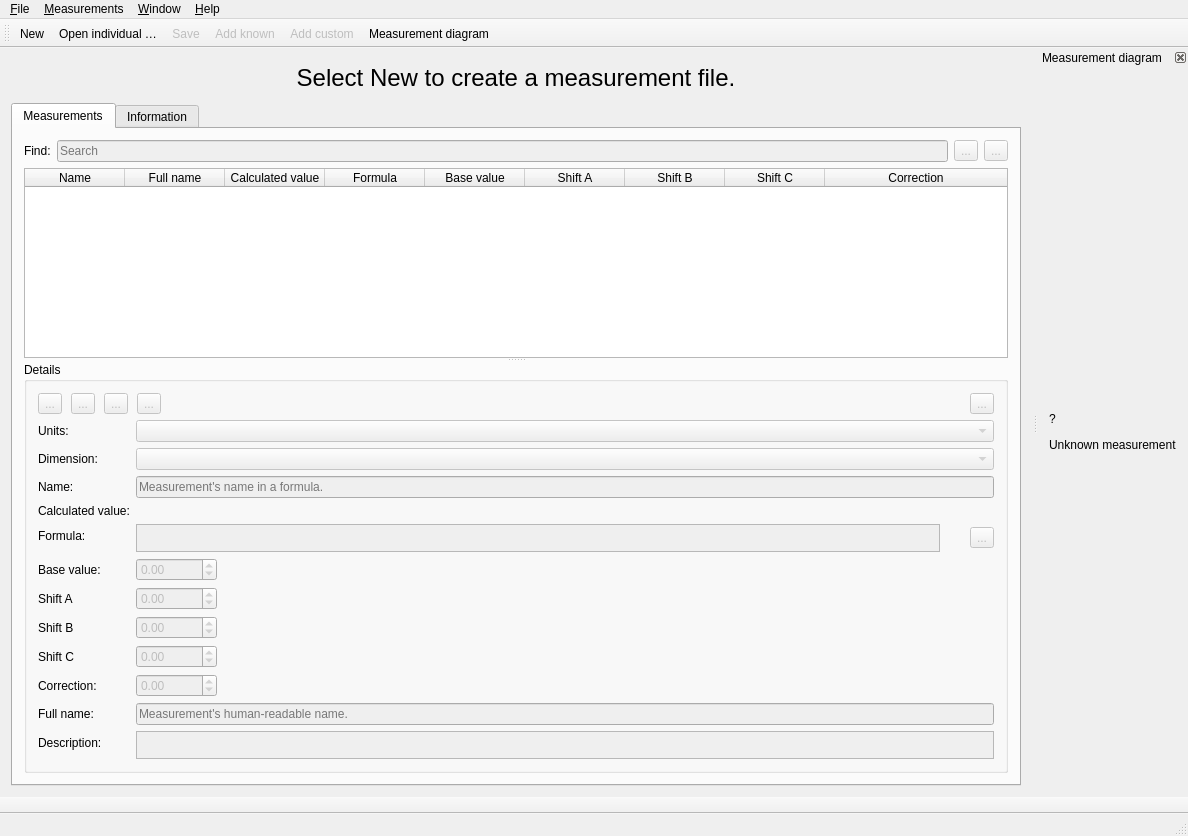
Qt form src/app/tape/tmainwindow.ui (dismine/valentina) before a commit.
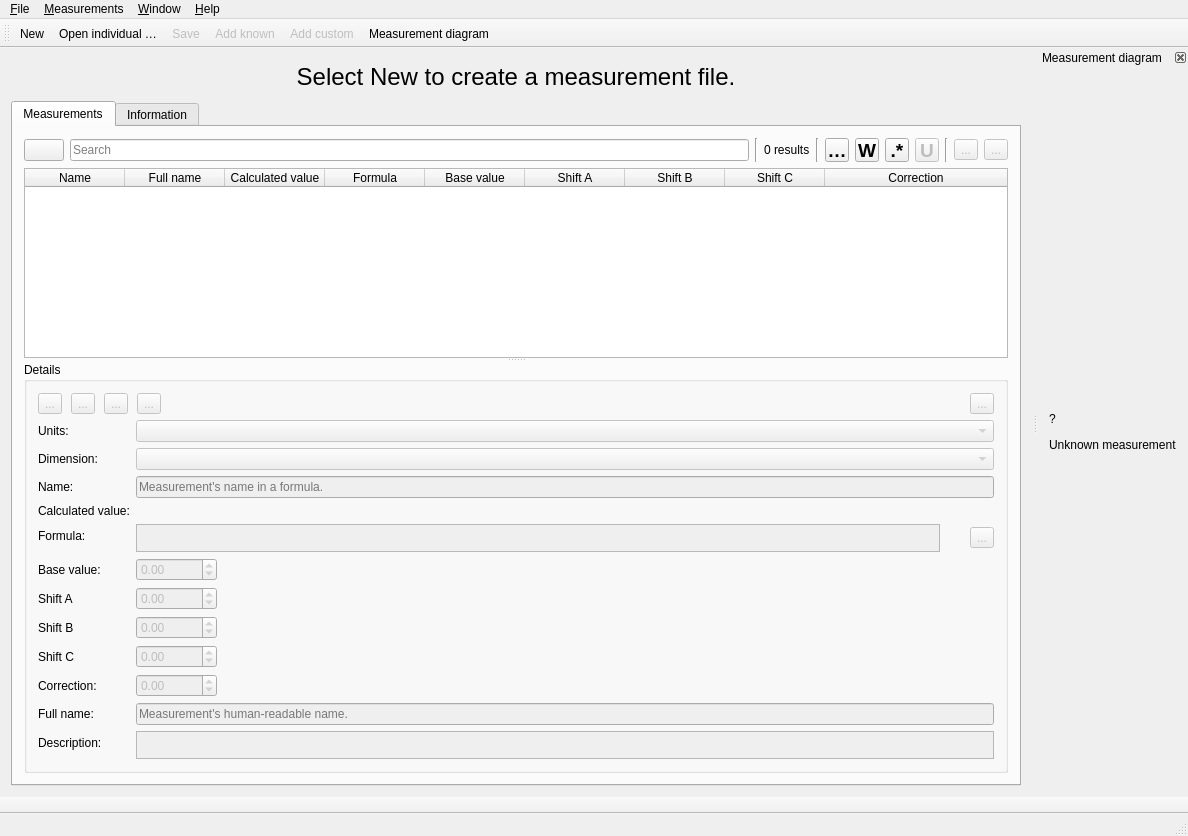
The same form after that commit. Icons and pictures are not drawn. Custom widgets are drawn as their Qt base class.

Commit message: Improve for a search bar.

The edit to the form file:
```diff
--- a/src/app/tape/tmainwindow.ui
+++ b/src/app/tape/tmainwindow.ui
@@ -61,23 +61,196 @@
         <item>
          <layout class="QHBoxLayout" name="horizontalLayout_2">
           <item>
-           <widget class="QLabel" name="labelFind">
+           <widget class="QPushButton" name="pushButtonSearch">
+            <property name="sizePolicy">
+             <sizepolicy hsizetype="Fixed" vsizetype="Fixed">
+              <horstretch>0</horstretch>
+              <verstretch>0</verstretch>
+             </sizepolicy>
+            </property>
+            <property name="toolTip">
+             <string>&lt;html&gt;&lt;head/&gt;&lt;body&gt;&lt;p&gt;Search history &lt;span style=&quot; color:#888a85;&quot;&gt;%1&lt;/span&gt;&lt;/p&gt;&lt;/body&gt;&lt;/html&gt;</string>
+            </property>
             <property name="text">
-             <string>Find:</string>
+             <string notr="true"/>
+            </property>
+            <property name="icon">
+             <iconset theme="system-search">
+              <normaloff>../valentina/dialogs</normaloff>../valentina/dialogs</iconset>
+            </property>
+            <property name="shortcut">
+             <string>Alt+Down</string>
             </property>
            </widget>
           </item>
           <item>
            <widget class="QLineEdit" name="lineEditFind">
             <property name="enabled">
-             <bool>false</bool>
-            </property>
-            <property name="toolTip">
-             <string>&lt;html&gt;&lt;head/&gt;&lt;body&gt;&lt;p&gt;Search measurements by term. &lt;/p&gt;&lt;p&gt;Prepend &amp;quot;/r/&amp;quot; to the front of the search string to search measurements by regex.&lt;/p&gt;&lt;/body&gt;&lt;/html&gt;</string>
+             <bool>true</bool>
             </property>
             <property name="placeholderText">
              <string>Search</string>
             </property>
+            <property name="clearButtonEnabled">
+             <bool>true</bool>
+            </property>
+           </widget>
+          </item>
+          <item>
+           <widget class="Line" name="line_3">
+            <property name="orientation">
+             <enum>Qt::Vertical</enum>
+            </property>
+           </widget>
+          </item>
+          <item>
+           <widget class="QLabel" name="labelResults">
+            <property name="text">
+             <string>0 results</string>
+            </property>
+           </widget>
+          </item>
+          <item>
+           <widget class="Line" name="line_2">
+            <property name="orientation">
+             <enum>Qt::Vertical</enum>
+            </property>
+           </widget>
+          </item>
+          <item>
+           <widget class="QToolButton" name="toolButtonCaseSensitive">
+            <property name="maximumSize">
+             <size>
+              <width>24</width>
+              <height>24</height>
+             </size>
+            </property>
+            <property name="font">
+             <font>
+              <pointsize>14</pointsize>
+              <weight>75</weight>
+              <italic>false</italic>
+              <bold>true</bold>
+             </font>
+            </property>
+            <property name="toolTip">
+             <string>&lt;html&gt;&lt;head/&gt;&lt;body&gt;&lt;p&gt;Match Case &lt;span style=&quot; color:#888a85;&quot;&gt;%1&lt;/span&gt;&lt;/p&gt;&lt;/body&gt;&lt;/html&gt;</string>
+            </property>
+            <property name="text">
+             <string notr="true">Cc</string>
+            </property>
+            <property name="shortcut">
+             <string notr="true">Alt+C</string>
+            </property>
+            <property name="checkable">
+             <bool>true</bool>
+            </property>
+            <property name="checked">
+             <bool>false</bool>
+            </property>
+           </widget>
+          </item>
+          <item>
+           <widget class="QToolButton" name="toolButtonWholeWord">
+            <property name="maximumSize">
+             <size>
+              <width>24</width>
+              <height>24</height>
+             </size>
+            </property>
+            <property name="font">
+             <font>
+              <pointsize>14</pointsize>
+              <weight>75</weight>
+              <bold>true</bold>
+             </font>
+            </property>
+            <property name="toolTip">
+             <string>&lt;html&gt;&lt;head/&gt;&lt;body&gt;&lt;p&gt;Match words &lt;span style=&quot; color:#888a85;&quot;&gt;%1&lt;/span&gt;&lt;/p&gt;&lt;/body&gt;&lt;/html&gt;</string>
+            </property>
+            <property name="text">
+             <string notr="true">W</string>
+            </property>
+            <property name="shortcut">
+             <string notr="true">Alt+W</string>
+            </property>
+            <property name="checkable">
+             <bool>true</bool>
+            </property>
+           </widget>
+          </item>
+          <item>
+           <widget class="QToolButton" name="toolButtonRegexp">
+            <property name="minimumSize">
+             <size>
+              <width>0</width>
+              <height>0</height>
+             </size>
+            </property>
+            <property name="maximumSize">
+             <size>
+              <width>24</width>
+              <height>24</height>
+             </size>
+            </property>
+            <property name="font">
+             <font>
+              <pointsize>14</pointsize>
+              <weight>75</weight>
+              <bold>true</bold>
+             </font>
+            </property>
+            <property name="toolTip">
+             <string>&lt;html&gt;&lt;head/&gt;&lt;body&gt;&lt;p&gt;Match with regular expressions &lt;span style=&quot; color:#888a85;&quot;&gt;%1&lt;/span&gt;&lt;/p&gt;&lt;/body&gt;&lt;/html&gt;</string>
+            </property>
+            <property name="text">
+             <string notr="true">.*</string>
+            </property>
+            <property name="shortcut">
+             <string notr="true">Alt+X</string>
+            </property>
+            <property name="checkable">
+             <bool>true</bool>
+            </property>
+           </widget>
+          </item>
+          <item>
+           <widget class="QToolButton" name="toolButtonUseUnicodeProperties">
+            <property name="enabled">
+             <bool>false</bool>
+            </property>
+            <property name="maximumSize">
+             <size>
+              <width>24</width>
+              <height>24</height>
+             </size>
+            </property>
+            <property name="font">
+             <font>
+              <pointsize>14</pointsize>
+              <weight>75</weight>
+              <bold>true</bold>
+             </font>
+            </property>
+            <property name="toolTip">
+             <string>&lt;html&gt;&lt;head/&gt;&lt;body&gt;&lt;p&gt;Use unicode properties &lt;span style=&quot; color:#888a85;&quot;&gt;%1&lt;/span&gt;&lt;/p&gt;&lt;p&gt;&lt;br/&gt;&lt;span style=&quot; color:#888a85;&quot;&gt;The meaning of the \w, \d, etc., character classes, as well as the meaning of their counterparts (\W, \D, etc.), is changed from matching ASCII characters only to matching any character with the corresponding Unicode property. For instance, \d is changed to match any character with the Unicode Nd (decimal digit) property; \w to match any character with either the Unicode L (letter) or N (digit) property, plus underscore, and so on. This option corresponds to the /u modifier in Perl regular expressions.&lt;/span&gt;&lt;/p&gt;&lt;/body&gt;&lt;/html&gt;</string>
+            </property>
+            <property name="text">
+             <string notr="true">U</string>
+            </property>
+            <property name="shortcut">
+             <string>Alt+U</string>
+            </property>
+            <property name="checkable">
+             <bool>true</bool>
+            </property>
+           </widget>
+          </item>
+          <item>
+           <widget class="Line" name="line">
+            <property name="orientation">
+             <enum>Qt::Vertical</enum>
+            </property>
            </widget>
           </item>
           <item>
```
Left out of the diff: 16 changed lines with no effect on the pictures. The commit also changes 22 other files.
